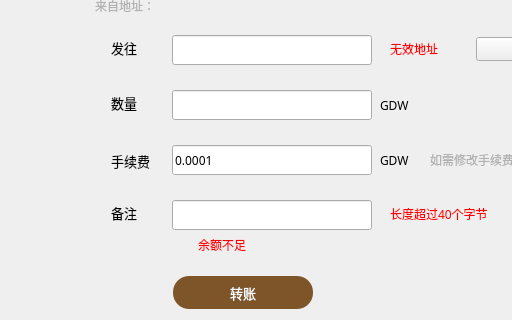
This is transferpage.ui in realm520/gdwcoin as Qt 5 draws it before an edit; both pictures show x 0 to 512 and y 110 to 430 of the 857 by 529 pixel window. The edited form follows.
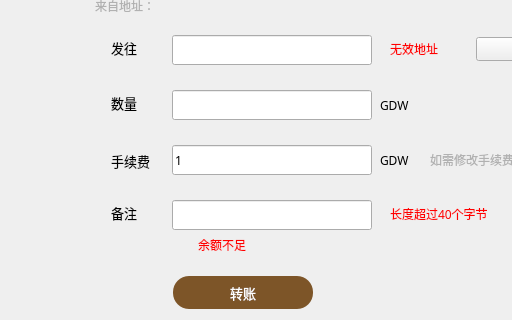
This is the edited form.

Diff of the .ui file:
```diff
--- a/transferpage.ui
+++ b/transferpage.ui
@@ -305,7 +305,7 @@
     <enum>Qt::DefaultContextMenu</enum>
    </property>
    <property name="text">
-    <string>0.0001</string>
+    <string>1</string>
    </property>
    <property name="maxLength">
     <number>20</number>
```
